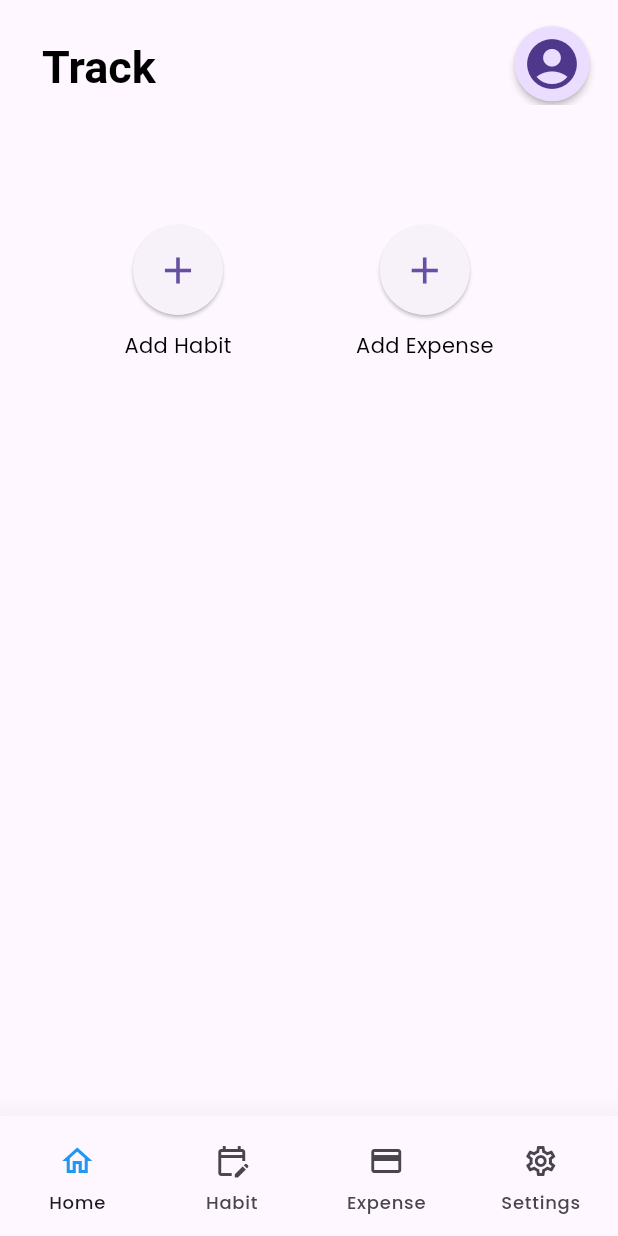
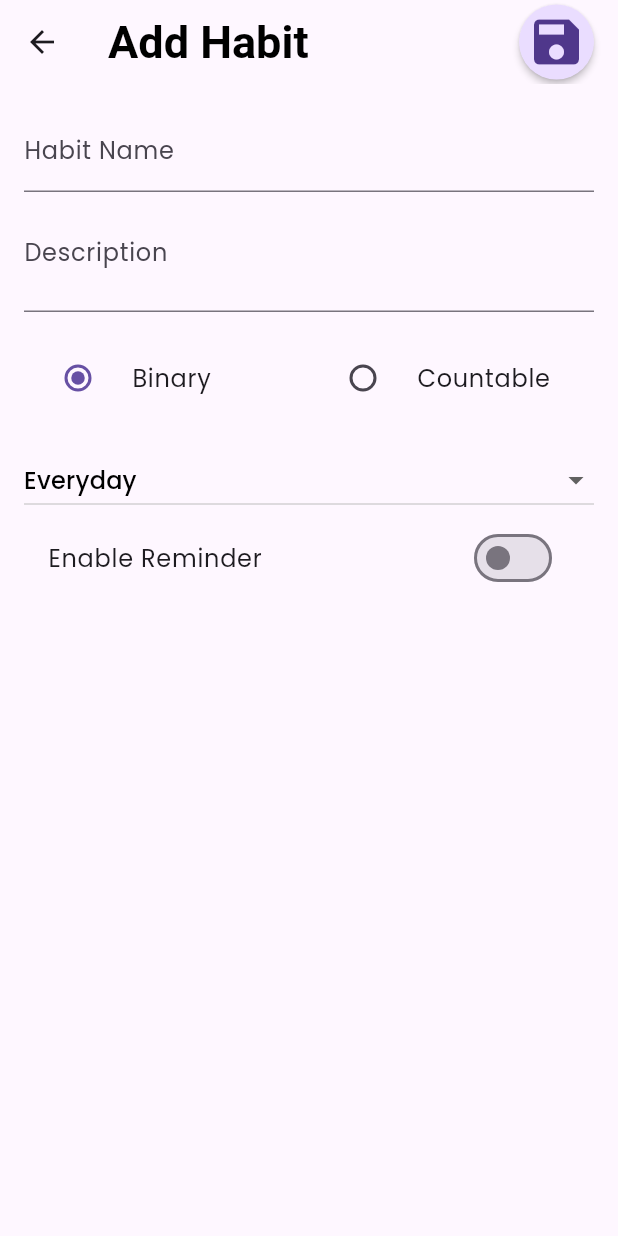
Before and after one commit to abey-joseph/track, a Flutter app: the HomeScreen screen opened by its route, after a tap on the "add" icon, on a phone screen of 412 x 824 dp. Run offline on Flutter 3.47's test engine with Material 3 defaults, Android fonts, the phone set to English and light mode, and no system bars; our stand-ins replace bloc, dartz, flutter_bloc, freezed_annotation, get_it, go_router and 6 more; accounts and stored records are empty.

Commit message:
habit page added

```diff
--- a/lib/core/utils/router/go_router.dart
+++ b/lib/core/utils/router/go_router.dart
@@ -2,7 +2,9 @@ import 'package:go_router/go_router.dart';
 import 'package:track/features/common/presentation/pages/home_screen.dart';
 import 'package:track/features/common/presentation/pages/splash_screen.dart';
 import 'package:track/features/common/presentation/pages/welcome_screen.dart';
+import 'package:track/features/expense/presentation/pages/add_expense_page.dart';
 import 'package:track/features/expense/presentation/pages/all_expense_screen.dart';
+import 'package:track/features/habit/presentation/pages/habit_add_page.dart';
 
 final GoRouter appRouter = GoRouter(
   initialLocation: '/splash',
@@ -27,5 +29,15 @@ final GoRouter appRouter = GoRouter(
       name: 'all_expenses',
       builder: (context, state) => AllExpenseScreen(),
     ),
+    GoRoute(
+      path: '/add_habit',
+      name: 'add_habit',
+      builder: (context, state) => HabitAddPage(),
+    ),
+    GoRoute(
+      path: '/add_expense',
+      name: 'add_expense',
+      builder: (context, state) => AddExpensePage(),
+    ),
   ],
 );
--- a/lib/features/common/presentation/pages/home_screen.dart
+++ b/lib/features/common/presentation/pages/home_screen.dart
@@ -34,12 +34,12 @@ class _HomeScreenState extends State<HomeScreen> {
       }
     });
     return Scaffold(
-      floatingActionButton: (_currentPageNo == 1 || _currentPageNo == 2)
-          ? FloatingActionButton(
-              onPressed: () {},
-              child: Icon(Icons.add),
-            )
-          : null,
+      // floatingActionButton: (_currentPageNo == 1 || _currentPageNo == 2)
+      //     ? FloatingActionButton(
+      //         onPressed: () {},
+      //         child: Icon(Icons.add),
+      //       )
+      //     : null,
       bottomNavigationBar: NaviBar(),
       body: BlocConsumer<TrackBloc, TrackState>(
         listener: (context, state) {
--- a/lib/features/habit/presentation/bloc/habit_bloc.dart
+++ b/lib/features/habit/presentation/bloc/habit_bloc.dart
@@ -32,6 +32,7 @@ class HabitBloc extends Bloc<HabitEvent, HabitState> {
       } catch (e) {
         log("Timer error - issue while canceling timer in [checkDateForDateHead] event to make sure no multimer running - ${e.toString()}");
       }
+
       //create a timer that check the below things every one minute
       _timerToCheckDateChange =
           Timer.periodic(const Duration(seconds: 15), (timer) {
--- /dev/null
+++ b/lib/features/habit/presentation/pages/habit_add_page.dart
@@ -0,0 +1,177 @@
+import 'package:flutter/material.dart';
+import 'package:track/core/use_cases/widgets/titile_action_button.dart';
+
+class HabitAddPage extends StatefulWidget {
+  const HabitAddPage({Key? key}) : super(key: key);
+
+  @override
+  State<HabitAddPage> createState() => _HabitAddPageState();
+}
+
+class _HabitAddPageState extends State<HabitAddPage> {
+  final _nameCtrl = TextEditingController();
+  final _descCtrl = TextEditingController();
+  bool _isBinary = true;
+  String? _countType;
+  double _targetVal = 0;
+  String _targetType = 'Minimum';
+  String _frequency = 'Everyday';
+  List<bool> _weekDays = List.filled(7, false);
+  bool _reminder = false;
+  int _everyXDays = 1;
+
+  @override
+  Widget build(BuildContext context) {
+    return Scaffold(
+      appBar: AppBar(
+        title: const Text('Add Habit'),
+        actions: [
+          Padding(
+            padding: const EdgeInsets.only(right: 16),
+            child: titleActionButton(icon: Icons.save, onTap: () {}),
+          )
+        ],
+      ),
+      body: Padding(
+        padding: const EdgeInsets.all(16),
+        child: Column(
+          children: [
+            TextField(
+              controller: _nameCtrl,
+              decoration: const InputDecoration(labelText: 'Habit Name'),
+            ),
+            TextField(
+              maxLines: 2,
+              controller: _descCtrl,
+              decoration: const InputDecoration(labelText: 'Description'),
+            ),
+            const SizedBox(height: 16),
+            Row(
+              children: [
+                Expanded(
+                  child: RadioListTile<bool>(
+                    title: const Text('Binary'),
+                    value: true,
+                    groupValue: _isBinary,
+                    onChanged: (val) => setState(() => _isBinary = val!),
+                  ),
+                ),
+                Expanded(
+                  child: RadioListTile<bool>(
+                    title: const Text('Countable'),
+                    value: false,
+                    groupValue: _isBinary,
+                    onChanged: (val) => setState(() => _isBinary = val!),
+                  ),
+                ),
+              ],
+            ),
+            if (!_isBinary) ...[
+              DropdownButton<String>(
+                hint: const Text('Select Count Type'),
+                value: _countType,
+                items: const [
+                  DropdownMenuItem(value: 'count', child: Text('Count')),
+                  DropdownMenuItem(value: 'pages', child: Text('Pages')),
+                  DropdownMenuItem(value: 'money', child: Text('Money')),
+                  DropdownMenuItem(value: 'minutes', child: Text('Minutes')),
+                ],
+                onChanged: (val) => setState(() => _countType = val),
+              ),
+              Row(
+                children: [
+                  Expanded(
+                    child: TextField(
+                      keyboardType: TextInputType.number,
+                      decoration: const InputDecoration(labelText: 'Target'),
+                      onChanged: (v) =>
+                          setState(() => _targetVal = double.tryParse(v) ?? 0),
+                    ),
+                  ),
+                  const SizedBox(width: 8),
+                  Expanded(
+                    child: DropdownButton<String>(
+                      isExpanded: true,
+                      value: _targetType,
+                      items: const [
+                        DropdownMenuItem(
+                            value: 'Minimum', child: Text('Minimum')),
+                        DropdownMenuItem(
+                            value: 'Maximum', child: Text('Maximum')),
+                      ],
+                      onChanged: (val) => setState(() => _targetType = val!),
+                    ),
+                  ),
+                ],
+              ),
+            ],
+            const SizedBox(height: 16),
+            DropdownButton<String>(
+              isExpanded: true,
+              value: _frequency,
+              items: const [
+                DropdownMenuItem(value: 'Everyday', child: Text('Everyday')),
+                DropdownMenuItem(
+                    value: 'SelectDays', child: Text('Choose days')),
+                DropdownMenuItem(
+                    value: 'EveryXDays', child: Text('Once in every set days')),
+                DropdownMenuItem(value: 'OnceWeek', child: Text('Once a week')),
+                DropdownMenuItem(
+                    value: 'OnceMonth', child: Text('Once a month')),
+              ],
+              onChanged: (val) => setState(() => _frequency = val!),
+            ),
+            if (_frequency == 'SelectDays')
+              Wrap(
+                spacing: 8,
+                children: List.generate(7, (i) {
+                  final days = ['S', 'M', 'T', 'W', 'T', 'F', 'S'];
+                  return ChoiceChip(
+                    label: Text(days[i]),
+                    selected: _weekDays[i],
+                    onSelected: (selected) {
+                      setState(() => _weekDays[i] = selected);
+                    },
+                  );
+                }),
+              ),
+            if (_frequency == 'EveryXDays')
+              TextField(
+                keyboardType: TextInputType.number,
+                decoration: const InputDecoration(labelText: 'In every X days'),
+                onChanged: (v) =>
+                    setState(() => _everyXDays = int.tryParse(v) ?? 1),
+              ),
+            SwitchListTile(
+              title: const Text('Enable Reminder'),
+              value: _reminder,
+              onChanged: (val) => setState(() => _reminder = val),
+            ),
+          ],
+        ),
+      ),
+    );
+  }
+}
+
+/*
+Habit Name
+Description
+Type of Habit
+  - Binary
+  - Countable
+      - (count, pages, money, minutes)
+        - Target
+          - __
+        - Target Type
+          - Minimum / Maximum
+how often
+  - everyday
+  - choose days from week
+    - S M T W T F S
+  - once in every set days
+   - In every ___ Days
+  - once in a week
+  - once in a month
+Enable reminder
+*/
--- a/lib/features/habit/presentation/pages/habit_page.dart
+++ b/lib/features/habit/presentation/pages/habit_page.dart
@@ -1,4 +1,5 @@
 import 'package:flutter/material.dart';
+import 'package:go_router/go_router.dart';
 import 'package:track/core/use_cases/widgets/titile_action_button.dart';
 import 'package:track/features/habit/presentation/widgets/date_head.dart';
 import 'package:track/features/habit/presentation/widgets/habit_tile.dart';
@@ -23,7 +24,15 @@ class HabitPage extends StatelessWidget {
               padding: const EdgeInsets.only(right: 19.0, top: 15),
               child: titleActionButton(
                   icon: Icons.analytics_outlined, onTap: () {}),
-            )
+            ),
+            Padding(
+              padding: const EdgeInsets.only(right: 19.0, top: 15),
+              child: titleActionButton(
+                  icon: Icons.add,
+                  onTap: () {
+                    context.pushNamed('add_habit');
+                  }),
+            ),
           ],
         ),
         SliverToBoxAdapter(
--- a/lib/features/habit/presentation/widgets/habit_tile.dart
+++ b/lib/features/habit/presentation/widgets/habit_tile.dart
@@ -35,7 +35,7 @@ class HabitTile extends StatelessWidget {
                 child: Row(
                   children: List.generate(
                     5,
-                    (_) => Checkbox(value: true, onChanged: (value) {}),
+                    (_) => Checkbox(value: false, onChanged: (value) {}),
                   ),
                 ),
               ),
--- a/lib/main.dart
+++ b/lib/main.dart
@@ -29,8 +29,9 @@ void main() async {
       providers: [
         BlocProvider(create: (context) => getIt<TrackBloc>()),
         BlocProvider(
-            create: (context) =>
-                getIt<HabitBloc>()..add(checkDateToFindDifference())),
+            create: (context) => getIt<HabitBloc>()
+              ..add(checkDateToFindDifference())
+              ..add(updateDateHead())),
       ],
       child: TrackApp(),
     ));
```
Also changed, not shown: lib/features/common/presentation/widgets/home_page/app_bar_widget.dart (+7 -2 lines), lib/features/expense/presentation/pages/add_expense_page.dart (added, +14 -0 lines), lib/read_me.txt (+5 -3 lines).
